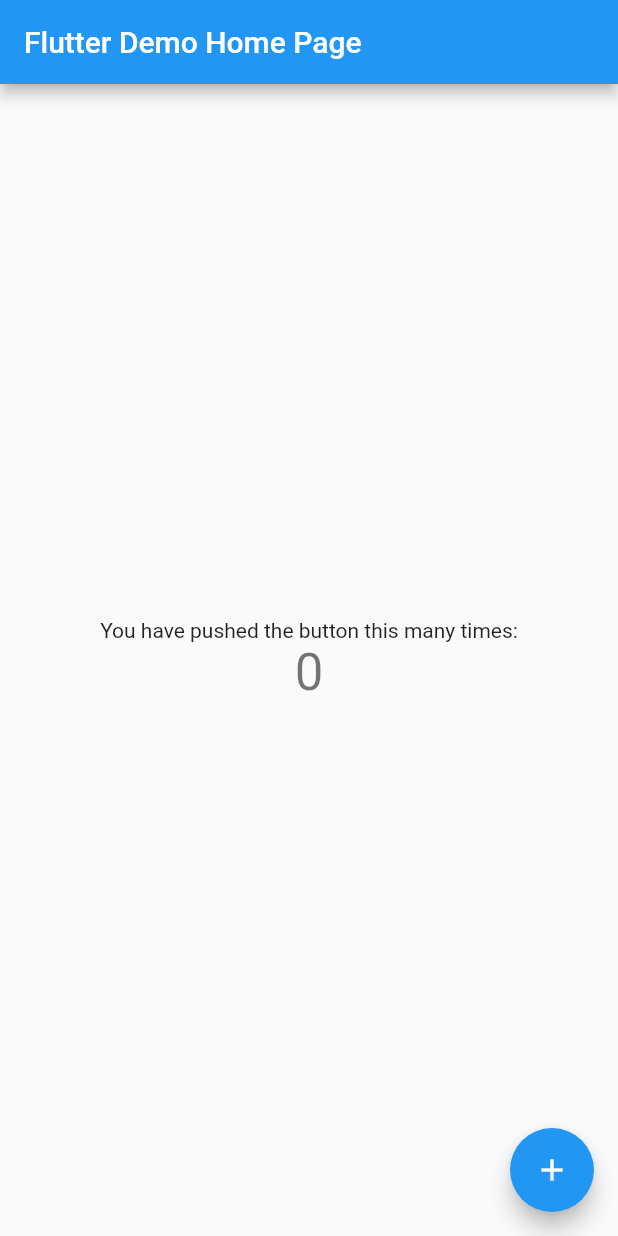
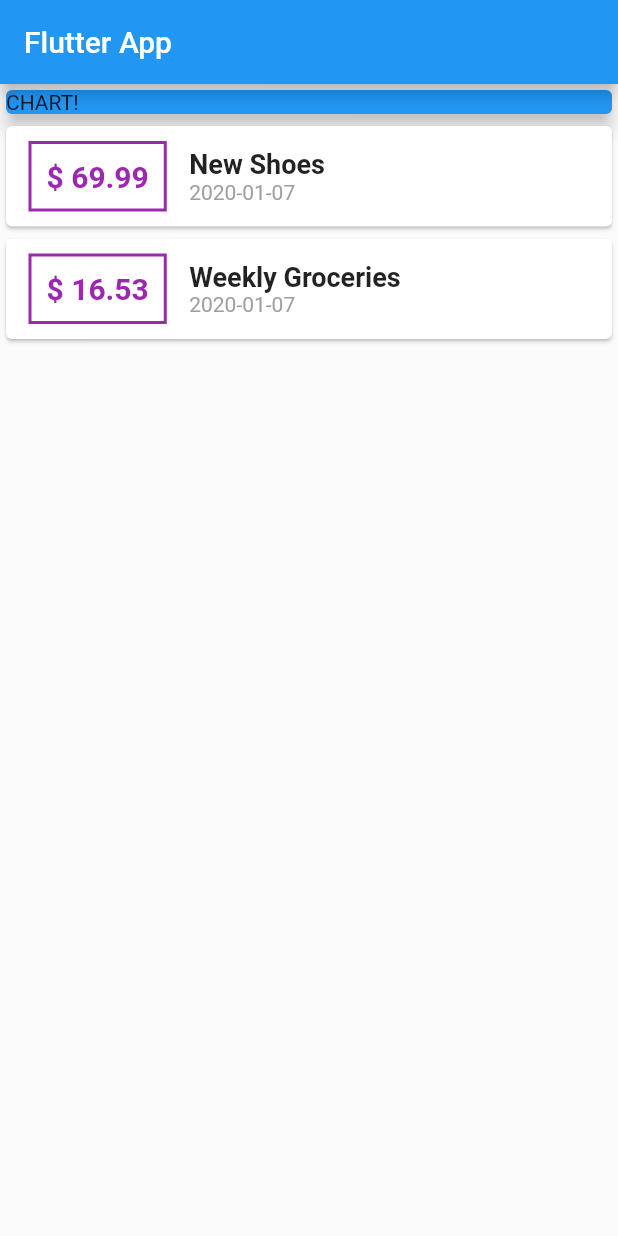
Before and after one commit to juhnjg/flutter_budget_project, a Flutter app: the screen it shows after launch, on a phone screen of 412 x 824 dp. Run offline on Flutter 3.47's test engine with Material 2 defaults, Android fonts, the phone set to English and light mode, and no system bars.

Commit message:
container styling, intl dateformat

```diff
--- a/lib/main.dart
+++ b/lib/main.dart
@@ -1,111 +1,81 @@
 import 'package:flutter/material.dart';
+import './tansaction.dart';
+import 'package:intl/intl.dart';
 
 void main() => runApp(MyApp());
 
 class MyApp extends StatelessWidget {
-  // This widget is the root of your application.
   @override
   Widget build(BuildContext context) {
     return MaterialApp(
       title: 'Flutter Demo',
-      theme: ThemeData(
-        // This is the theme of your application.
-        //
-        // Try running your application with "flutter run". You'll see the
-        // application has a blue toolbar. Then, without quitting the app, try
-        // changing the primarySwatch below to Colors.green and then invoke
-        // "hot reload" (press "r" in the console where you ran "flutter run",
-        // or simply save your changes to "hot reload" in a Flutter IDE).
-        // Notice that the counter didn't reset back to zero; the application
-        // is not restarted.
-        primarySwatch: Colors.blue,
-      ),
-      home: MyHomePage(title: 'Flutter Demo Home Page'),
+      home: MyHomePage(),
     );
   }
 }
 
-class MyHomePage extends StatefulWidget {
-  MyHomePage({Key key, this.title}) : super(key: key);
-
-  // This widget is the home page of your application. It is stateful, meaning
-  // that it has a State object (defined below) that contains fields that affect
-  // how it looks.
-
-  // This class is the configuration for the state. It holds the values (in this
-  // case the title) provided by the parent (in this case the App widget) and
-  // used by the build method of the State. Fields in a Widget subclass are
-  // always marked "final".
-
-  final String title;
-
-  @override
-  _MyHomePageState createState() => _MyHomePageState();
-}
-
-class _MyHomePageState extends State<MyHomePage> {
-  int _counter = 0;
-
-  void _incrementCounter() {
-    setState(() {
-      // This call to setState tells the Flutter framework that something has
-      // changed in this State, which causes it to rerun the build method below
-      // so that the display can reflect the updated values. If we changed
-      // _counter without calling setState(), then the build method would not be
-      // called again, and so nothing would appear to happen.
-      _counter++;
-    });
-  }
+class MyHomePage extends StatelessWidget {
+  final List<Transaction> transactions = [
+    Transaction(
+        id: 't1', title: 'New Shoes', amount: 69.99, date: DateTime.now()),
+    Transaction(
+        id: 't2',
+        title: 'Weekly Groceries',
+        amount: 16.53,
+        date: DateTime.now())
+  ];
 
   @override
   Widget build(BuildContext context) {
-    // This method is rerun every time setState is called, for instance as done
-    // by the _incrementCounter method above.
-    //
-    // The Flutter framework has been optimized to make rerunning build methods
-    // fast, so that you can just rebuild anything that needs updating rather
-    // than having to individually change instances of widgets.
     return Scaffold(
-      appBar: AppBar(
-        // Here we take the value from the MyHomePage object that was created by
-        // the App.build method, and use it to set our appbar title.
-        title: Text(widget.title),
-      ),
-      body: Center(
-        // Center is a layout widget. It takes a single child and positions it
-        // in the middle of the parent.
-        child: Column(
-          // Column is also a layout widget. It takes a list of children and
-          // arranges them vertically. By default, it sizes itself to fit its
-          // children horizontally, and tries to be as tall as its parent.
-          //
-          // Invoke "debug painting" (press "p" in the console, choose the
-          // "Toggle Debug Paint" action from the Flutter Inspector in Android
-          // Studio, or the "Toggle Debug Paint" command in Visual Studio Code)
-          // to see the wireframe for each widget.
-          //
-          // Column has various properties to control how it sizes itself and
-          // how it positions its children. Here we use mainAxisAlignment to
-          // center the children vertically; the main axis here is the vertical
-          // axis because Columns are vertical (the cross axis would be
-          // horizontal).
-          mainAxisAlignment: MainAxisAlignment.center,
-          children: <Widget>[
-            Text(
-              'You have pushed the button this many times:',
-            ),
-            Text(
-              '$_counter',
-              style: Theme.of(context).textTheme.display1,
-            ),
-          ],
+        appBar: AppBar(
+          title: Text('Flutter App'),
         ),
-      ),
-      floatingActionButton: FloatingActionButton(
-        onPressed: _incrementCounter,
-        tooltip: 'Increment',
-        child: Icon(Icons.add),
-      ), // This trailing comma makes auto-formatting nicer for build methods.
-    );
+        body: Column(
+            mainAxisAlignment: MainAxisAlignment.start,
+            crossAxisAlignment: CrossAxisAlignment.stretch,
+            children: <Widget>[
+              Container(
+                  width: double.infinity,
+                  child: Card(
+                    color: Colors.blue,
+                    child: Text('CHART!'),
+                    elevation: 5,
+                  )),
+              Column(
+                children: transactions.map((tx) {
+                  return Card(
+                      child: Row(
+                    children: <Widget>[
+                      Container(
+                          margin: EdgeInsets.symmetric(
+                              vertical: 10, horizontal: 15),
+                          padding: EdgeInsets.all(10),
+                          decoration: BoxDecoration(
+                              border:
+                                  Border.all(color: Colors.purple, width: 2)),
+                          child: Text('\$ ${tx.amount}',
+                              style: TextStyle(
+                                  fontWeight: FontWeight.bold,
+                                  fontSize: 20,
+                                  color: Colors.purple))),
+                      Column(
+                        crossAxisAlignment: CrossAxisAlignment.start,
+                        children: <Widget>[
+                          Container(
+                              child: Text(
+                            tx.title,
+                            style: TextStyle(
+                                fontWeight: FontWeight.bold, fontSize: 18),
+                          )),
+                          Text(DateFormat('yyyy-MM-dd').format(tx.date),
+                              style: TextStyle(color: Colors.grey))
+                        ],
+                      )
+                    ],
+                  ));
+                }).toList(),
+              )
+            ]));
   }
 }
--- /dev/null
+++ b/lib/tansaction.dart
@@ -0,0 +1,14 @@
+import 'package:flutter/material.dart';
+
+class Transaction {
+  final String id;
+  final String title;
+  final double amount;
+  final DateTime date;
+
+  Transaction(
+      {@required this.id,
+      @required this.title,
+      @required this.amount,
+      @required this.date});
+}
--- a/pubspec.yaml
+++ b/pubspec.yaml
@@ -19,7 +19,7 @@ environment:
 dependencies:
   flutter:
     sdk: flutter
-
+  intl: ^0.16.1
   # The following adds the Cupertino Icons font to your application.
   # Use with the CupertinoIcons class for iOS style icons.
   cupertino_icons: ^0.1.2
```
Also changed, not shown: pubspec.lock.
